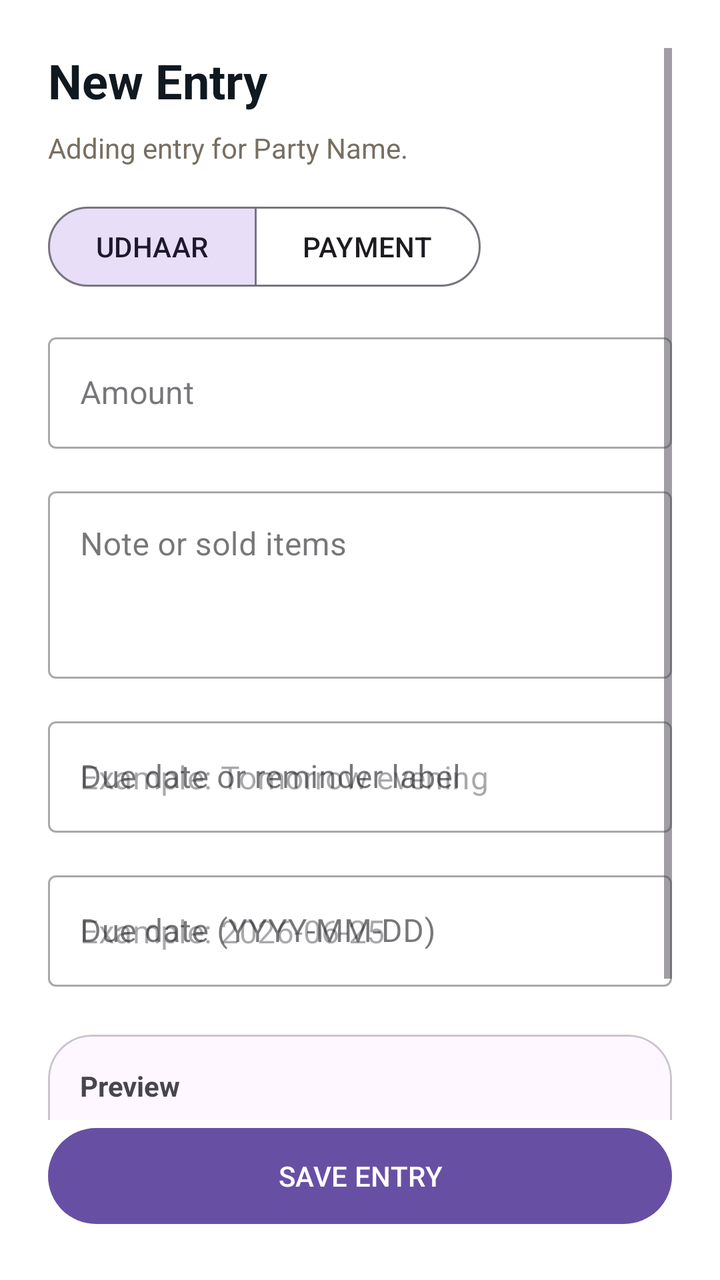
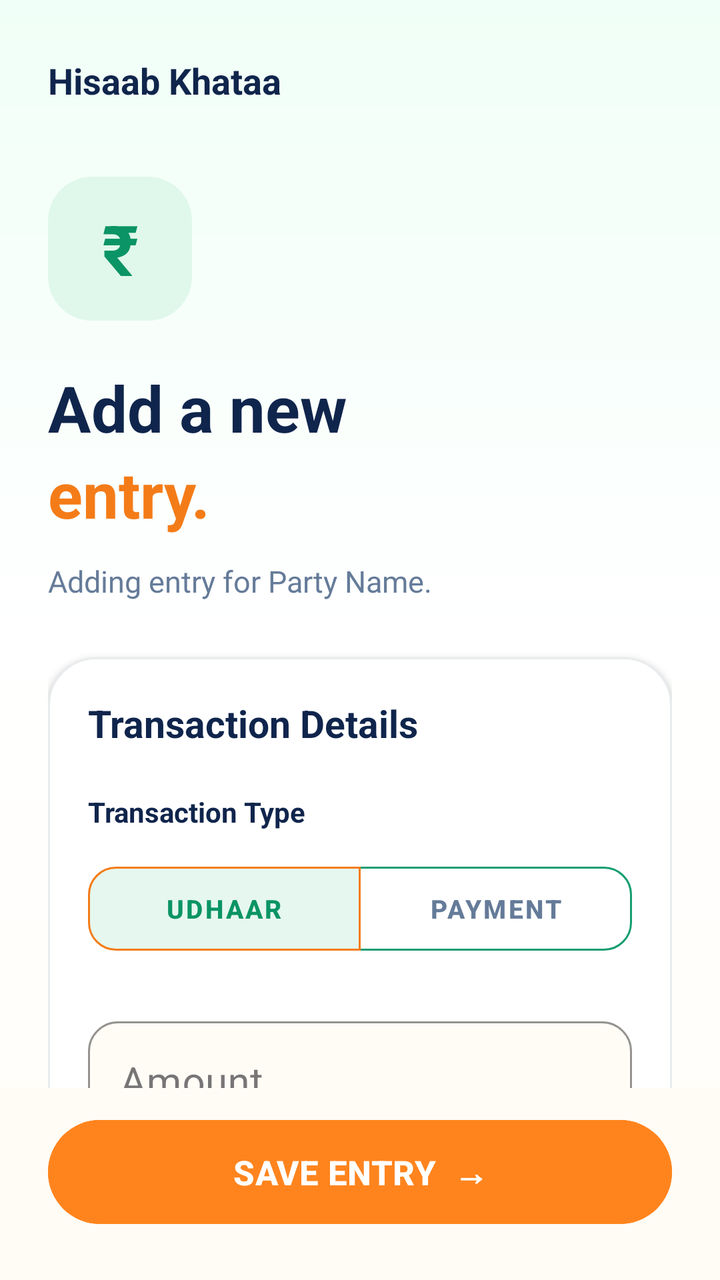

The first picture is an Android layout as it rendered before a commit; the second is the same layout after the commit. The layout source and the unified diff follow.
<!-- AndroidManifest.xml: application theme Theme.HisaabKhataa -->
<!-- res/layout/fragment_add_entry.xml -->
<?xml version="1.0" encoding="utf-8"?>
<androidx.constraintlayout.widget.ConstraintLayout xmlns:android="http://schemas.android.com/apk/res/android"
    xmlns:app="http://schemas.android.com/apk/res-auto"
    android:layout_width="match_parent"
    android:layout_height="match_parent"
    android:padding="24dp">

    <ScrollView
        android:layout_width="match_parent"
        android:layout_height="0dp"
        app:layout_constraintBottom_toTopOf="@id/btn_save"
        app:layout_constraintTop_toTopOf="parent">

        <LinearLayout
            android:layout_width="match_parent"
            android:layout_height="wrap_content"
            android:orientation="vertical">

            <TextView
                android:id="@+id/add_entry_title"
                android:layout_width="match_parent"
                android:layout_height="wrap_content"
                android:text="New Entry"
                android:textColor="@color/ink"
                android:textSize="24sp"
                android:textStyle="bold" />

            <TextView
                android:id="@+id/add_entry_subtitle"
                android:layout_width="match_parent"
                android:layout_height="wrap_content"
                android:layout_marginTop="8dp"
                android:text="Adding entry for Party Name."
                android:textColor="@color/muted" />

            <com.google.android.material.button.MaterialButtonToggleGroup
                android:id="@+id/toggle_group"
                android:layout_width="wrap_content"
                android:layout_height="wrap_content"
                android:layout_marginTop="16dp"
                app:singleSelection="true"
                app:checkedButton="@+id/btn_udhaar">

                <Button
                    android:id="@+id/btn_udhaar"
                    style="?attr/materialButtonOutlinedStyle"
                    android:layout_width="wrap_content"
                    android:layout_height="wrap_content"
                    android:text="UDHAAR" />

                <Button
                    android:id="@+id/btn_payment"
                    style="?attr/materialButtonOutlinedStyle"
                    android:layout_width="wrap_content"
                    android:layout_height="wrap_content"
                    android:text="PAYMENT" />
            </com.google.android.material.button.MaterialButtonToggleGroup>

            <com.google.android.material.textfield.TextInputLayout
                style="@style/Widget.MaterialComponents.TextInputLayout.OutlinedBox"
                android:layout_width="match_parent"
                android:layout_height="wrap_content"
                android:layout_marginTop="16dp"
                android:hint="Amount"
                app:prefixText="Rs. ">
                <com.google.android.material.textfield.TextInputEditText
                    android:id="@+id/et_amount"
                    android:layout_width="match_parent"
                    android:layout_height="wrap_content"
                    android:inputType="number" />
            </com.google.android.material.textfield.TextInputLayout>

            <com.google.android.material.textfield.TextInputLayout
                style="@style/Widget.MaterialComponents.TextInputLayout.OutlinedBox"
                android:layout_width="match_parent"
                android:layout_height="wrap_content"
                android:layout_marginTop="16dp"
                android:hint="Note or sold items">
                <com.google.android.material.textfield.TextInputEditText
                    android:id="@+id/et_note"
                    android:layout_width="match_parent"
                    android:layout_height="wrap_content"
                    android:gravity="top"
                    android:inputType="textMultiLine"
                    android:minLines="3" />
            </com.google.android.material.textfield.TextInputLayout>

            <com.google.android.material.textfield.TextInputLayout
                style="@style/Widget.MaterialComponents.TextInputLayout.OutlinedBox"
                android:layout_width="match_parent"
                android:layout_height="wrap_content"
                android:layout_marginTop="16dp"
                android:hint="Due date or reminder label">
                <com.google.android.material.textfield.TextInputEditText
                    android:id="@+id/et_due_label"
                    android:layout_width="match_parent"
                    android:layout_height="wrap_content"
                    android:hint="Example: Tomorrow evening"
                    android:inputType="text" />
            </com.google.android.material.textfield.TextInputLayout>

            <com.google.android.material.textfield.TextInputLayout
                style="@style/Widget.MaterialComponents.TextInputLayout.OutlinedBox"
                android:layout_width="match_parent"
                android:layout_height="wrap_content"
                android:layout_marginTop="16dp"
                android:hint="Due date (YYYY-MM-DD)">
                <com.google.android.material.textfield.TextInputEditText
                    android:id="@+id/et_due_value"
                    android:layout_width="match_parent"
                    android:layout_height="wrap_content"
                    android:hint="Example: 2026-06-25"
                    android:inputType="date" />
            </com.google.android.material.textfield.TextInputLayout>

            <com.google.android.material.card.MaterialCardView
                android:layout_width="match_parent"
                android:layout_height="wrap_content"
                android:layout_marginTop="24dp"
                app:cardCornerRadius="22dp">
                <LinearLayout
                    android:layout_width="match_parent"
                    android:layout_height="wrap_content"
                    android:orientation="vertical"
                    android:padding="16dp">
                    <TextView
                        android:layout_width="wrap_content"
                        android:layout_height="wrap_content"
                        android:text="Preview"
                        android:textStyle="bold" />
                    <TextView
                        android:id="@+id/tv_preview_party"
                        android:layout_width="wrap_content"
                        android:layout_height="wrap_content"
                        android:layout_marginTop="8dp"
                        android:text="Party: Name"
                        android:textColor="@color/muted" />
                    <TextView
                        android:id="@+id/tv_preview_type"
                        android:layout_width="wrap_content"
                        android:layout_height="wrap_content"
                        android:layout_marginTop="4dp"
                        android:text="Type: Udhaar"
                        android:textColor="@color/muted" />
                    <TextView
                        android:id="@+id/tv_preview_amount"
                        android:layout_width="wrap_content"
                        android:layout_height="wrap_content"
                        android:layout_marginTop="4dp"
                        android:text="Amount: Rs. 0"
                        android:textColor="@color/muted" />
                </LinearLayout>
            </com.google.android.material.card.MaterialCardView>

        </LinearLayout>
    </ScrollView>

    <Button
        android:id="@+id/btn_save"
        android:layout_width="match_parent"
        android:layout_height="56dp"
        android:text="SAVE ENTRY"
        app:layout_constraintBottom_toBottomOf="parent" />

</androidx.constraintlayout.widget.ConstraintLayout>
<!-- resources referenced by this layout -->
<resources>
  <color name="ink">#101820</color>
  <color name="muted">#786E61</color>
  <style name="Theme.HisaabKhataa" parent="Theme.Material3.DayNight.NoActionBar">
          <item name="android:statusBarColor">@android:color/transparent</item>
          <item name="android:navigationBarColor">@android:color/transparent</item>
          <item name="android:windowLightStatusBar">true</item>
          <item name="android:windowLightNavigationBar">true</item>
          <item name="android:windowBackground">@android:color/white</item>
      </style>
</resources>

<!-- the commit's change to res/layout/fragment_add_entry.xml (unified diff, before → after) -->
@@ -1,165 +1,376 @@
 <?xml version="1.0" encoding="utf-8"?>
-<androidx.constraintlayout.widget.ConstraintLayout xmlns:android="http://schemas.android.com/apk/res/android"
+<androidx.constraintlayout.widget.ConstraintLayout
+    xmlns:android="http://schemas.android.com/apk/res/android"
     xmlns:app="http://schemas.android.com/apk/res-auto"
     android:layout_width="match_parent"
     android:layout_height="match_parent"
-    android:padding="24dp">
-
+    android:background="@drawable/bg_splash_light"
+    android:fitsSystemWindows="true">
+
+    
     <ScrollView
-        android:layout_width="match_parent"
+        android:id="@+id/entry_scroll"
+        android:layout_width="0dp"
         android:layout_height="0dp"
-        app:layout_constraintBottom_toTopOf="@id/btn_save"
-        app:layout_constraintTop_toTopOf="parent">
+        android:fillViewport="false"
+        android:clipToPadding="false"
+        android:scrollbars="none"
+        app:layout_constraintTop_toTopOf="parent"
+        app:layout_constraintBottom_toTopOf="@id/bottom_section"
+        app:layout_constraintStart_toStartOf="parent"
+        app:layout_constraintEnd_toEndOf="parent">
 
         <LinearLayout
             android:layout_width="match_parent"
             android:layout_height="wrap_content"
-            android:orientation="vertical">
-
+            android:orientation="vertical"
+            android:paddingHorizontal="24dp"
+            android:paddingTop="28dp"
+            android:paddingBottom="28dp">
+
+            
+            <TextView
+                android:layout_width="match_parent"
+                android:layout_height="wrap_content"
+                android:text="Hisaab Khataa"
+                android:textColor="#10254C"
+                android:textStyle="bold"
+                android:textSize="18sp" />
+
+            
+            <FrameLayout
+                android:layout_width="72dp"
+                android:layout_height="72dp"
+                android:layout_marginTop="36dp"
+                android:background="@drawable/bg_login_icon">
+
+                <TextView
+                    android:layout_width="match_parent"
+                    android:layout_height="match_parent"
+                    android:gravity="center"
+                    android:text="₹"
+                    android:textColor="#0B9466"
+                    android:textSize="35sp"
+                    android:textStyle="bold" />
+
+            </FrameLayout>
+
+            
             <TextView
                 android:id="@+id/add_entry_title"
                 android:layout_width="match_parent"
                 android:layout_height="wrap_content"
-                android:text="New Entry"
-                android:textColor="@color/ink"
-                android:textSize="24sp"
+                android:layout_marginTop="22dp"
+                android:text="Add a new"
+                android:textColor="#10254C"
+                android:textSize="32sp"
                 android:textStyle="bold" />
 
             <TextView
+                android:layout_width="match_parent"
+                android:layout_height="wrap_content"
+                android:text="entry."
+                android:textColor="#F47C18"
+                android:textSize="32sp"
+                android:textStyle="bold" />
+
+            <TextView
                 android:id="@+id/add_entry_subtitle"
                 android:layout_width="match_parent"
                 android:layout_height="wrap_content"
-                android:layout_marginTop="8dp"
+                android:layout_marginTop="12dp"
                 android:text="Adding entry for Party Name."
-                android:textColor="@color/muted" />
-
-            <com.google.android.material.button.MaterialButtonToggleGroup
-                android:id="@+id/toggle_group"
-                android:layout_width="wrap_content"
-                android:layout_height="wrap_content"
-                android:layout_marginTop="16dp"
-                app:singleSelection="true"
-                app:checkedButton="@+id/btn_udhaar">
-
-                <Button
-                    android:id="@+id/btn_udhaar"
-                    style="?attr/materialButtonOutlinedStyle"
-                    android:layout_width="wrap_content"
-                    android:layout_height="wrap_content"
-                    android:text="UDHAAR" />
-
-                <Button
-                    android:id="@+id/btn_payment"
-                    style="?attr/materialButtonOutlinedStyle"
-                    android:layout_width="wrap_content"
-                    android:layout_height="wrap_content"
-                    android:text="PAYMENT" />
-            </com.google.android.material.button.MaterialButtonToggleGroup>
-
-            <com.google.android.material.textfield.TextInputLayout
-                style="@style/Widget.MaterialComponents.TextInputLayout.OutlinedBox"
-                android:layout_width="match_parent"
-                android:layout_height="wrap_content"
-                android:layout_marginTop="16dp"
-                android:hint="Amount"
-                app:prefixText="Rs. ">
-                <com.google.android.material.textfield.TextInputEditText
-                    android:id="@+id/et_amount"
-                    android:layout_width="match_parent"
-                    android:layout_height="wrap_content"
-                    android:inputType="number" />
-            </com.google.android.material.textfield.TextInputLayout>
-
-            <com.google.android.material.textfield.TextInputLayout
-                style="@style/Widget.MaterialComponents.TextInputLayout.OutlinedBox"
-                android:layout_width="match_parent"
-                android:layout_height="wrap_content"
-                android:layout_marginTop="16dp"
-                android:hint="Note or sold items">
-                <com.google.android.material.textfield.TextInputEditText
-                    android:id="@+id/et_note"
-                    android:layout_width="match_parent"
-                    android:layout_height="wrap_content"
-                    android:gravity="top"
-                    android:inputType="textMultiLine"
-                    android:minLines="3" />
-            </com.google.android.material.textfield.TextInputLayout>
-
-            <com.google.android.material.textfield.TextInputLayout
-                style="@style/Widget.MaterialComponents.TextInputLayout.OutlinedBox"
-                android:layout_width="match_parent"
-                android:layout_height="wrap_content"
-                android:layout_marginTop="16dp"
-                android:hint="Due date or reminder label">
-                <com.google.android.material.textfield.TextInputEditText
-                    android:id="@+id/et_due_label"
-                    android:layout_width="match_parent"
-                    android:layout_height="wrap_content"
-                    android:hint="Example: Tomorrow evening"
-                    android:inputType="text" />
-            </com.google.android.material.textfield.TextInputLayout>
-
-            <com.google.android.material.textfield.TextInputLayout
-                style="@style/Widget.MaterialComponents.TextInputLayout.OutlinedBox"
-                android:layout_width="match_parent"
-                android:layout_height="wrap_content"
-                android:layout_marginTop="16dp"
-                android:hint="Due date (YYYY-MM-DD)">
-                <com.google.android.material.textfield.TextInputEditText
-                    android:id="@+id/et_due_value"
-                    android:layout_width="match_parent"
-                    android:layout_height="wrap_content"
-                    android:hint="Example: 2026-06-25"
-                    android:inputType="date" />
-            </com.google.android.material.textfield.TextInputLayout>
-
+                android:textColor="#657B99"
+                android:textSize="15sp"
+                android:lineSpacingExtra="4dp" />
+
+            
             <com.google.android.material.card.MaterialCardView
                 android:layout_width="match_parent"
                 android:layout_height="wrap_content"
-                android:layout_marginTop="24dp"
-                app:cardCornerRadius="22dp">
+                android:layout_marginTop="28dp"
+                app:cardBackgroundColor="#FFFFFF"
+                app:cardCornerRadius="24dp"
+                app:cardElevation="2dp"
+                app:strokeColor="#E8EBED"
+                app:strokeWidth="1dp">
+
                 <LinearLayout
                     android:layout_width="match_parent"
                     android:layout_height="wrap_content"
                     android:orientation="vertical"
-                    android:padding="16dp">
-                    <TextView
-                        android:layout_width="wrap_content"
-                        android:layout_height="wrap_content"
-                        android:text="Preview"
+                    android:padding="20dp">
+
+                    <TextView
+                        android:layout_width="match_parent"
+                        android:layout_height="wrap_content"
+                        android:text="Transaction Details"
+                        android:textColor="#10254C"
+                        android:textSize="19sp"
                         android:textStyle="bold" />
-                    <TextView
-                        android:id="@+id/tv_preview_party"
-                        android:layout_width="wrap_content"
-                        android:layout_height="wrap_content"
-                        android:layout_marginTop="8dp"
-                        android:text="Party: Name"
-                        android:textColor="@color/muted" />
-                    <TextView
-                        android:id="@+id/tv_preview_type"
-                        android:layout_width="wrap_content"
-                        android:layout_height="wrap_content"
-                        android:layout_marginTop="4dp"
-                        android:text="Type: Udhaar"
-                        android:textColor="@color/muted" />
-                    <TextView
-                        android:id="@+id/tv_preview_amount"
-                        android:layout_width="wrap_content"
-                        android:layout_height="wrap_content"
-                        android:layout_marginTop="4dp"
-                        android:text="Amount: Rs. 0"
-                        android:textColor="@color/muted" />
+
+                    <TextView
+                        android:layout_width="match_parent"
+                        android:layout_height="wrap_content"
+                        android:layout_marginTop="22dp"
+                        android:text="Transaction Type"
+                        android:textColor="#10254C"
+                        android:textSize="14sp"
+                        android:textStyle="bold" />
+
+                    
+                    <com.google.android.material.button.MaterialButtonToggleGroup
+                        android:id="@+id/toggle_group"
+                        android:layout_width="match_parent"
+                        android:layout_height="wrap_content"
+                        android:layout_marginTop="12dp"
+                        app:singleSelection="true"
+                        app:selectionRequired="true"
+                        app:checkedButton="@id/btn_udhaar">
+
+                        <com.google.android.material.button.MaterialButton
+                            android:id="@+id/btn_udhaar"
+                            style="@style/Widget.MaterialComponents.Button.OutlinedButton"
+                            android:layout_width="0dp"
+                            android:layout_height="54dp"
+                            android:layout_weight="1"
+                            android:text="UDHAAR"
+                            android:textSize="13sp"
+                            android:textStyle="bold"
+                            android:textColor="@color/entry_toggle_text"
+                            app:backgroundTint="@color/entry_toggle_bg"
+                            app:strokeColor="#F47C18"
+                            app:strokeWidth="1dp"
+                            app:cornerRadius="14dp" />
+
+                        <com.google.android.material.button.MaterialButton
+                            android:id="@+id/btn_payment"
+                            style="@style/Widget.MaterialComponents.Button.OutlinedButton"
+                            android:layout_width="0dp"
+                            android:layout_height="54dp"
+                            android:layout_weight="1"
+                            android:text="PAYMENT"
+                            android:textSize="13sp"
+                            android:textStyle="bold"
+                            android:textColor="@color/entry_toggle_text"
+                            app:backgroundTint="@color/entry_toggle_bg"
+                            app:strokeColor="#159E72"
+                            app:strokeWidth="1dp"
+                            app:cornerRadius="14dp" />
+
+                    </com.google.android.material.button.MaterialButtonToggleGroup>
+
+                    
+                    <com.google.android.material.textfield.TextInputLayout
+                        android:id="@+id/amount_input_layout"
+                        style="@style/Widget.MaterialComponents.TextInputLayout.OutlinedBox"
+                        android:layout_width="match_parent"
+                        android:layout_height="wrap_content"
+                        android:layout_marginTop="24dp"
+                        android:hint="Amount"
+                        app:prefixText="₹ "
+                        app:prefixTextColor="#0B9466"
+                        app:boxBackgroundColor="#FFFCF6"
+                        app:boxCornerRadiusTopStart="15dp"
+                        app:boxCornerRadiusTopEnd="15dp"
+                        app:boxCornerRadiusBottomStart="15dp"
+                        app:boxCornerRadiusBottomEnd="15dp"
+                        app:boxStrokeColor="#159E72"
+                        app:hintTextColor="#159E72">
+
+                        <com.google.android.material.textfield.TextInputEditText
+                            android:id="@+id/et_amount"
+                            android:layout_width="match_parent"
+                            android:layout_height="wrap_content"
+                            android:inputType="numberDecimal"
+                            android:singleLine="true"
+                            android:textColor="#10254C"
+                            android:textSize="20sp"
+                            android:imeOptions="actionNext" />
+
+                    </com.google.android.material.textfield.TextInputLayout>
+
+                    
+                    <com.google.android.material.textfield.TextInputLayout
+                        android:id="@+id/note_input_layout"
+                        style="@style/Widget.MaterialComponents.TextInputLayout.OutlinedBox"
+                        android:layout_width="match_parent"
+                        android:layout_height="wrap_content"
+                        android:layout_marginTop="16dp"
+                        android:hint="Note or Sold Items"
+                        app:boxBackgroundColor="#FFFCF6"
+                        app:boxCornerRadiusTopStart="15dp"
+                        app:boxCornerRadiusTopEnd="15dp"
+                        app:boxCornerRadiusBottomStart="15dp"
+                        app:boxCornerRadiusBottomEnd="15dp"
+                        app:boxStrokeColor="#159E72"
+                        app:hintTextColor="#159E72">
+
+                        <com.google.android.material.textfield.TextInputEditText
+                            android:id="@+id/et_note"
+                            android:layout_width="match_parent"
+                            android:layout_height="wrap_content"
+                            android:gravity="top"
+                            android:inputType="textMultiLine|textCapSentences"
+                            android:minLines="3"
+                            android:maxLines="5"
+                            android:textColor="#10254C"
+                            android:textSize="15sp" />
+
+                    </com.google.android.material.textfield.TextInputLayout>
+
+                    
+                    <com.google.android.material.textfield.TextInputLayout
+                        android:id="@+id/due_label_layout"
+                        style="@style/Widget.MaterialComponents.TextInputLayout.OutlinedBox"
+                        android:layout_width="match_parent"
+                        android:layout_height="wrap_content"
+                        android:layout_marginTop="16dp"
+                        android:hint="Reminder Label"
+                        app:boxBackgroundColor="#FFFCF6"
+                        app:boxCornerRadiusTopStart="15dp"
+                        app:boxCornerRadiusTopEnd="15dp"
+                        app:boxCornerRadiusBottomStart="15dp"
+                        app:boxCornerRadiusBottomEnd="15dp"
+                        app:boxStrokeColor="#159E72"
+                        app:hintTextColor="#159E72">
+
+                        <com.google.android.material.textfield.TextInputEditText
+                            android:id="@+id/et_due_label"
+                            android:layout_width="match_parent"
+                            android:layout_height="wrap_content"
+                            android:hint="Example: Tomorrow evening"
+                            android:inputType="textCapSentences"
+                            android:singleLine="true"
+                            android:textColor="#10254C" />
+
+                    </com.google.android.material.textfield.TextInputLayout>
+
+                    
+                    <com.google.android.material.textfield.TextInputLayout
+                        android:id="@+id/due_date_layout"
+                        style="@style/Widget.MaterialComponents.TextInputLayout.OutlinedBox"
+                        android:layout_width="match_parent"
+                        android:layout_height="wrap_content"
+                        android:layout_marginTop="16dp"
+                        android:hint="Due Date (YYYY-MM-DD)"
+                        app:boxBackgroundColor="#FFFCF6"
+                        app:boxCornerRadiusTopStart="15dp"
+                        app:boxCornerRadiusTopEnd="15dp"
+                        app:boxCornerRadiusBottomStart="15dp"
+                        app:boxCornerRadiusBottomEnd="15dp"
+                        app:boxStrokeColor="#159E72"
+                        app:hintTextColor="#159E72">
+
+                        <com.google.android.material.textfield.TextInputEditText
+                            android:id="@+id/et_due_value"
+                            android:layout_width="match_parent"
+                            android:layout_height="wrap_content"
+                            android:hint="Example: 2026-12-25"
+                            android:inputType="date"
+                            android:singleLine="true"
+                            android:textColor="#10254C" />
+
+                    </com.google.android.material.textfield.TextInputLayout>
+
                 </LinearLayout>
             </com.google.android.material.card.MaterialCardView>
 
+            
+            <com.google.android.material.card.MaterialCardView
+                android:id="@+id/preview_card"
+                android:layout_width="match_parent"
+                android:layout_height="wrap_content"
+                android:layout_marginTop="20dp"
+                app:cardBackgroundColor="#E6F7EF"
+                app:cardCornerRadius="22dp"
+                app:cardElevation="0dp">
+
+                <LinearLayout
+                    android:layout_width="match_parent"
+                    android:layout_height="wrap_content"
+                    android:orientation="vertical"
+                    android:padding="20dp">
+
+                    <TextView
+                        android:layout_width="match_parent"
+                        android:layout_height="wrap_content"
+                        android:text="✓  Entry Preview"
+                        android:textColor="#10254C"
+                        android:textStyle="bold"
+                        android:textSize="18sp" />
+
+                    <TextView
+                        android:id="@+id/tv_preview_party"
+                        android:layout_width="match_parent"
+                        android:layout_height="wrap_content"
+                        android:layout_marginTop="18dp"
+                        android:text="Party: Name"
+                        android:textColor="#496A60"
+                        android:textSize="14sp" />
+
+                    <TextView
+                        android:id="@+id/tv_preview_type"
+                        android:layout_width="match_parent"
+                        android:layout_height="wrap_content"
+                        android:layout_marginTop="8dp"
+                        android:text="Type: Udhaar"
+                        android:textColor="#496A60"
+                        android:textSize="14sp" />
+
+                    <TextView
+                        android:id="@+id/tv_preview_amount"
+                        android:layout_width="match_parent"
+                        android:layout_height="wrap_content"
+                        android:layout_marginTop="10dp"
+                        android:text="Amount: ₹ 0"
+                        android:textColor="#0B9466"
+                        android:textSize="22sp"
+                        android:textStyle="bold" />
+
+                </LinearLayout>
+            </com.google.android.material.card.MaterialCardView>
+
+            
+            <TextView
+                android:layout_width="match_parent"
+                android:layout_height="wrap_content"
+                android:layout_marginTop="20dp"
+                android:gravity="center"
+                android:text="✓  Your transactions are securely recorded"
+                android:textColor="#657B99"
+                android:textSize="12sp" />
+
         </LinearLayout>
     </ScrollView>
 
-    <Button
-        android:id="@+id/btn_save"
-        android:layout_width="match_parent"
-        android:layout_height="56dp"
-        android:text="SAVE ENTRY"
-        app:layout_constraintBottom_toBottomOf="parent" />
+    
+    <LinearLayout
+        android:id="@+id/bottom_section"
+        android:layout_width="0dp"
+        android:layout_height="wrap_content"
+        android:paddingHorizontal="24dp"
+        android:paddingTop="12dp"
+        android:paddingBottom="24dp"
+        android:orientation="vertical"
+        android:gravity="center"
+        android:background="#FFFCF6"
+        app:layout_constraintBottom_toBottomOf="parent"
+        app:layout_constraintStart_toStartOf="parent"
+        app:layout_constraintEnd_toEndOf="parent">
+
+        <com.google.android.material.button.MaterialButton
+            android:id="@+id/btn_save"
+            android:layout_width="match_parent"
+            android:layout_height="60dp"
+            android:text="SAVE ENTRY  →"
+            android:textSize="17sp"
+            android:textStyle="bold"
+            android:textColor="#FFFFFF"
+            android:backgroundTint="#FF841E"
+            app:cornerRadius="30dp"
+            app:elevation="0dp" />
+
+    </LinearLayout>
 
 </androidx.constraintlayout.widget.ConstraintLayout>
<!-- resource entries referenced after the edit -->
@@ -1,7 +1,24 @@
 <!-- resources referenced by this layout -->
 <resources>
-  <color name="ink">#101820</color>
-  <color name="muted">#786E61</color>
+  <!-- drawable bg_login_icon (drawable) -->
+  <?xml version="1.0" encoding="utf-8"?>
+  <shape xmlns:android="http://schemas.android.com/apk/res/android"
+      android:shape="rectangle">
+  
+      <solid android:color="#E0F8EC" />
+  
+      <corners android:radius="22dp" />
+  
+  </shape>
+  <!-- drawable bg_splash_light (drawable) -->
+  <?xml version="1.0" encoding="utf-8"?>
+  <shape xmlns:android="http://schemas.android.com/apk/res/android">
+      <gradient
+          android:angle="90"
+          android:startColor="#FFFDF7"
+          android:centerColor="#FFFFFF"
+          android:endColor="#F0FFF7"/>
+  </shape>
   <style name="Theme.HisaabKhataa" parent="Theme.Material3.DayNight.NoActionBar">
           <item name="android:statusBarColor">@android:color/transparent</item>
           <item name="android:navigationBarColor">@android:color/transparent</item>
